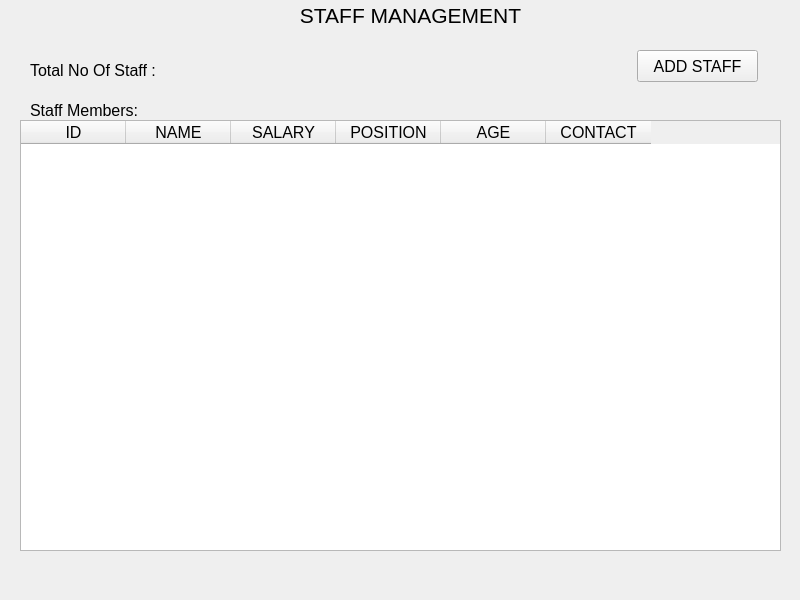
dev-pratik02/RMS, file RMS_qt/staff.ui: the form before one commit.
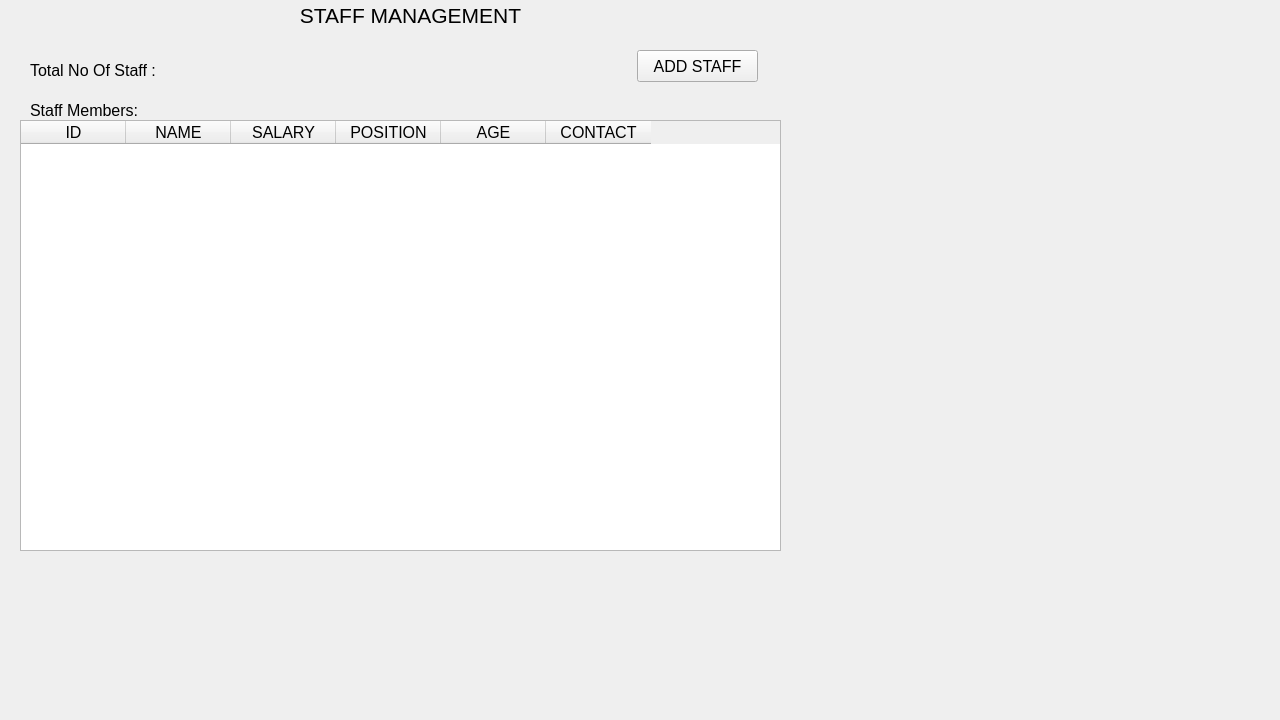
The form after the commit.

What changed in the file:
```diff
--- a/RMS_qt/staff.ui
+++ b/RMS_qt/staff.ui
@@ -6,8 +6,8 @@
    <rect>
     <x>0</x>
     <y>0</y>
-    <width>800</width>
-    <height>600</height>
+    <width>1280</width>
+    <height>720</height>
    </rect>
   </property>
   <property name="windowTitle">
```
Left out of the diff: 4 changed lines with no effect on the pictures.
